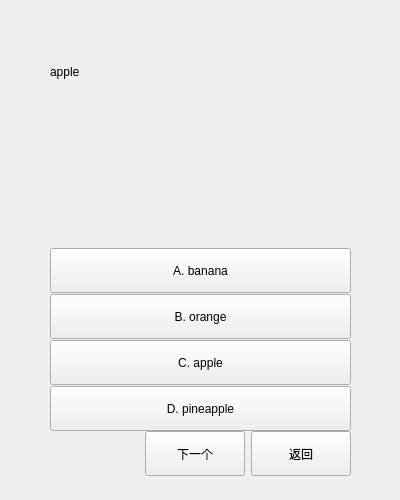
squarefk/EnglishHelper, file form/memoryui.ui: the form before one commit.
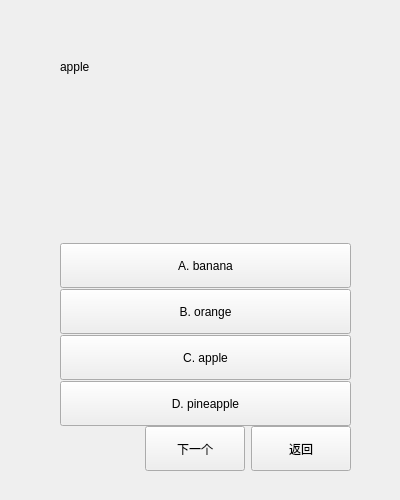
The form after the commit.

```diff
--- a/form/memoryui.ui
+++ b/form/memoryui.ui
@@ -16,9 +16,9 @@
   <widget class="QWidget" name="layoutWidget">
    <property name="geometry">
     <rect>
-     <x>50</x>
-     <y>65</y>
-     <width>301</width>
+     <x>60</x>
+     <y>60</y>
+     <width>291</width>
      <height>411</height>
     </rect>
    </property>
@@ -196,7 +196,7 @@
    <property name="geometry">
     <rect>
      <x>360</x>
-     <y>300</y>
+     <y>295</y>
      <width>31</width>
      <height>31</height>
     </rect>
@@ -206,7 +206,7 @@
    <property name="geometry">
     <rect>
      <x>360</x>
-     <y>344</y>
+     <y>340</y>
      <width>31</width>
      <height>31</height>
     </rect>
@@ -216,7 +216,7 @@
    <property name="geometry">
     <rect>
      <x>360</x>
-     <y>385</y>
+     <y>386</y>
      <width>31</width>
      <height>31</height>
     </rect>
@@ -226,7 +226,7 @@
    <property name="geometry">
     <rect>
      <x>360</x>
-     <y>300</y>
+     <y>295</y>
      <width>31</width>
      <height>31</height>
     </rect>
@@ -236,7 +236,7 @@
    <property name="geometry">
     <rect>
      <x>360</x>
-     <y>344</y>
+     <y>340</y>
      <width>31</width>
      <height>31</height>
     </rect>
@@ -246,7 +246,7 @@
    <property name="geometry">
     <rect>
      <x>360</x>
-     <y>385</y>
+     <y>386</y>
      <width>31</width>
      <height>31</height>
     </rect>
```
